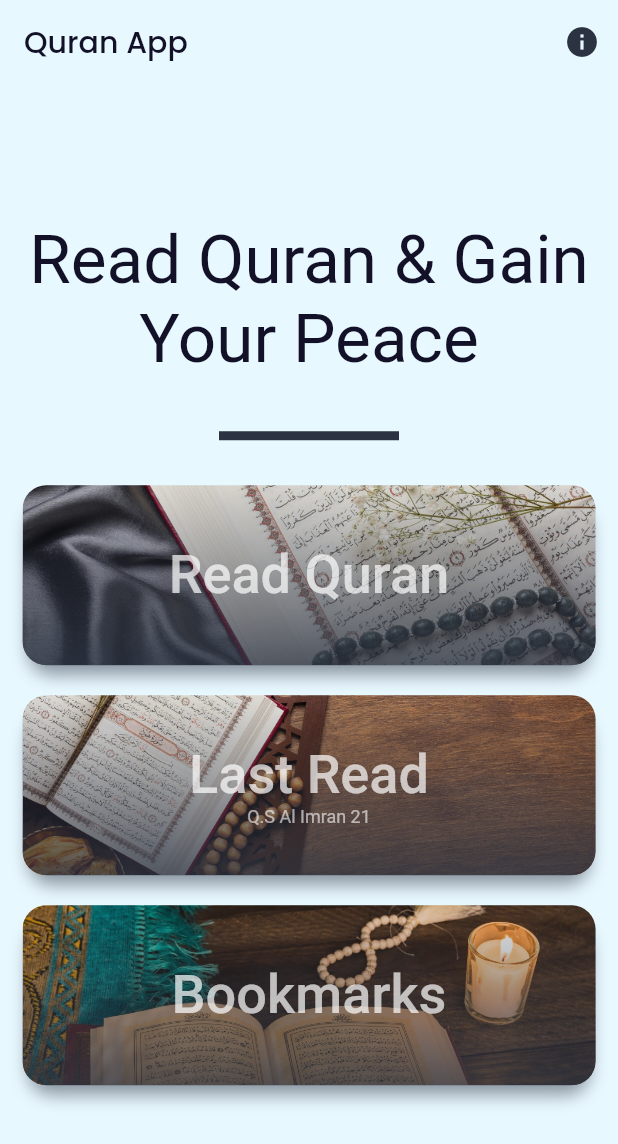
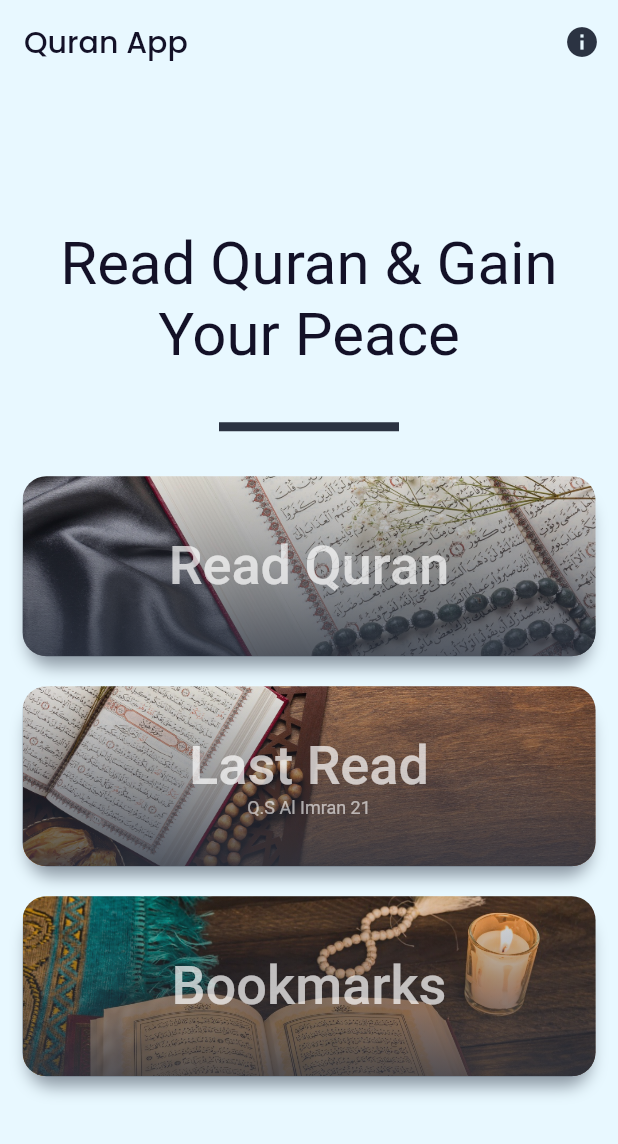
Before and after one commit to Khoirul-Anam21/simple-quran-app, a Flutter app: the screen it shows after launch, on a phone screen of 412 x 824 dp. Shown: the top 1144 px of the screen. Run offline on Flutter 3.47's test engine with Material 2 defaults, Android fonts, the phone set to English and light mode, and no system bars; our stand-ins replace google_fonts, just_audio; missing offline and left inert: audio_session; Roboto replaces fonts that are missing (Arapey).

Commit message:
complete theme, surah view

```diff
--- a/lib/colors/themes.dart
+++ /dev/null
@@ -1,9 +0,0 @@
-import 'package:flutter/material.dart';
-
-class AppTheme {
-  static final Color kBgColor = Color(0xffE8F8FF);
-  static final Color kPrimaryColor = Color(0xff2B3342);
-  static final Color kSecondaryColor = Color(0xff4E5860);
-  static final Color kTileColor = Color(0xffF1F1F1);
-  static final Color kDarkTextColor = Color(0xff131127);
-}
--- a/lib/main.dart
+++ b/lib/main.dart
@@ -1,6 +1,5 @@
 import 'package:audio_session/audio_session.dart';
 import 'package:flutter/material.dart';
-import 'package:google_fonts/google_fonts.dart';
 import 'package:just_audio/just_audio.dart';
 import 'package:my_quran/bloc/quran_bloc.dart';
 import 'package:my_quran/models/surah/surah.dart';
@@ -8,7 +7,8 @@ import 'package:my_quran/network/api_response.dart';
 import 'package:my_quran/repository/quran_repository.dart';
 import 'package:my_quran/view/main_view/main_quran_view.dart';
 
-import 'colors/themes.dart';
+import 'theme/themes.dart';
+import 'view/surah_view/main_surah_view.dart';
 
 void main() {
   runApp(MyApp());
@@ -22,23 +22,15 @@ class MyApp extends StatelessWidget {
       title: 'Flutter Demo n',
       debugShowCheckedModeBanner: false,
       theme: ThemeData(
-          textTheme: TextTheme(
-            caption: GoogleFonts.roboto(
-              textStyle: TextStyle(color: Colors.white60),
-            ),
-            bodyText1: GoogleFonts.arapey(
-              textStyle: TextStyle(color: Colors.white70, fontSize: 36)
-            ),
-            headline3: GoogleFonts.arapey(
-              textStyle: TextStyle(color: AppTheme.kDarkTextColor)
-            ),
-            headline6: GoogleFonts.poppins(
-                textStyle: TextStyle(color: AppTheme.kDarkTextColor)),
-          ),
+          textTheme: AppTheme.kMainTextTheme,
           primaryColor: AppTheme.kPrimaryColor,
           scaffoldBackgroundColor: AppTheme.kBgColor,
           appBarTheme: AppBarTheme(backgroundColor: AppTheme.kPrimaryColor)),
-      home: QuranView(),
+      routes: {
+        '/': (context)=>QuranView(),
+        '/surah':(context)=> SurahView()
+      },
+      initialRoute: '/',
     );
   }
 }
--- /dev/null
+++ b/lib/theme/themes.dart
@@ -0,0 +1,30 @@
+import 'package:flutter/material.dart';
+import 'package:google_fonts/google_fonts.dart';
+
+class AppTheme {
+  static final Color kBgColor = Color(0xffE8F8FF);
+  static final Color kPrimaryColor = Color(0xff2B3342);
+  static final Color kSecondaryColor = Color(0xff4E5860);
+  static final Color kTileColor = Color(0xffF1F1F1);
+  static final Color kDarkTextColor = Color(0xff131127);
+  static final Color kDarkShadeColor = Color(0xff01002E);
+
+  static TextTheme kMainTextTheme = TextTheme(
+    headline1: GoogleFonts.arapey(
+        textStyle: TextStyle(fontSize: 40, color: AppTheme.kDarkTextColor)),
+    headline2: GoogleFonts.arapey(
+        textStyle: TextStyle(fontSize: 40, color: AppTheme.kDarkTextColor)),
+    headline3: GoogleFonts.arapey(
+        textStyle: TextStyle(fontSize: 40, color: AppTheme.kDarkTextColor)),
+    headline5: GoogleFonts.poppins(),
+    headline6: GoogleFonts.poppins(
+        textStyle: TextStyle(color: AppTheme.kDarkTextColor)),
+
+    bodyText1: GoogleFonts.arapey(
+        textStyle: TextStyle(color: Colors.white70, fontSize: 36)),
+
+caption: GoogleFonts.roboto(
+      textStyle: TextStyle(color: Colors.white60),
+    ),
+  );
+}
--- a/lib/view/main_view/main_quran_view.dart
+++ b/lib/view/main_view/main_quran_view.dart
@@ -38,6 +38,7 @@ class QuranView extends StatelessWidget {
               const SizedBox(height: 20),
               QuranButton(
                   title: 'Read Quran',
+                  navigate: '/surah',
                   imageURL:
                       'assets/images/islamic-new-year-decoration-with-praying-beads-quran.jpg'),
               QuranButton(
--- a/lib/view/main_view/navigation_button_templ.dart
+++ b/lib/view/main_view/navigation_button_templ.dart
@@ -4,6 +4,7 @@ class QuranButton extends StatelessWidget {
   const QuranButton(
       {Key? key,
       required this.title,
+      this.navigate,
       required this.imageURL,
       this.isLastRead = false})
       : super(key: key);
@@ -11,10 +12,13 @@ class QuranButton extends StatelessWidget {
   final String title;
   final String imageURL;
   final bool? isLastRead;
+  final String? navigate;
 
   @override
   Widget build(BuildContext context) {
-    return Container(
+    return GestureDetector(
+      onTap: ()=>Navigator.pushNamed(context, navigate!),
+      child: Container(
         margin: const EdgeInsets.symmetric(horizontal: 15, vertical: 10),
         width: double.infinity,
         height: 120,
@@ -47,8 +51,12 @@ class QuranButton extends StatelessWidget {
             mainAxisAlignment: MainAxisAlignment.center,
             children: [
               Text('$title', style: Theme.of(context).textTheme.bodyText1),
-            isLastRead! ? Text('Q.S Al Imran 21', style: Theme.of(context).textTheme.caption) : SizedBox.shrink(),
+              isLastRead!
+                  ? Text('Q.S Al Imran 21',
+                      style: Theme.of(context).textTheme.caption)
+                  : SizedBox.shrink(),
             ],
+          ),
         ),
       ),
     );
--- a/pubspec.yaml
+++ b/pubspec.yaml
@@ -32,6 +32,7 @@ dependencies:
   audio_session: ^0.1.6
   http: ^0.13.3
   google_fonts: ^2.1.0
+  provider: ^6.0.1
 
 dev_dependencies:
   flutter_test:
```
Also changed, not shown: lib/view/surah_view/main_surah_view.dart (+67 -0 lines), assets/images/mosque-vector.jpg (added), pubspec.lock. Lines whose indentation alone changed are shown as unchanged.
